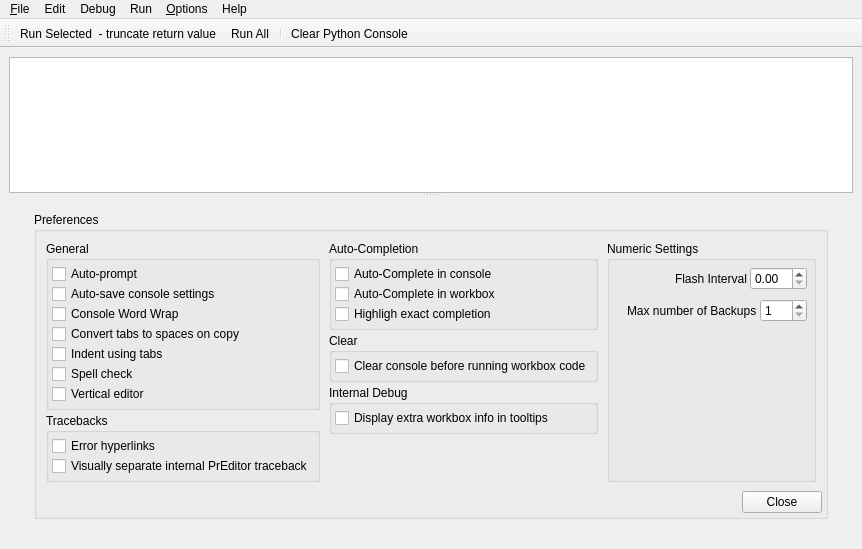
blurstudio/PrEditor, file preditor/gui/ui/loggerwindow.ui: the form before one commit.
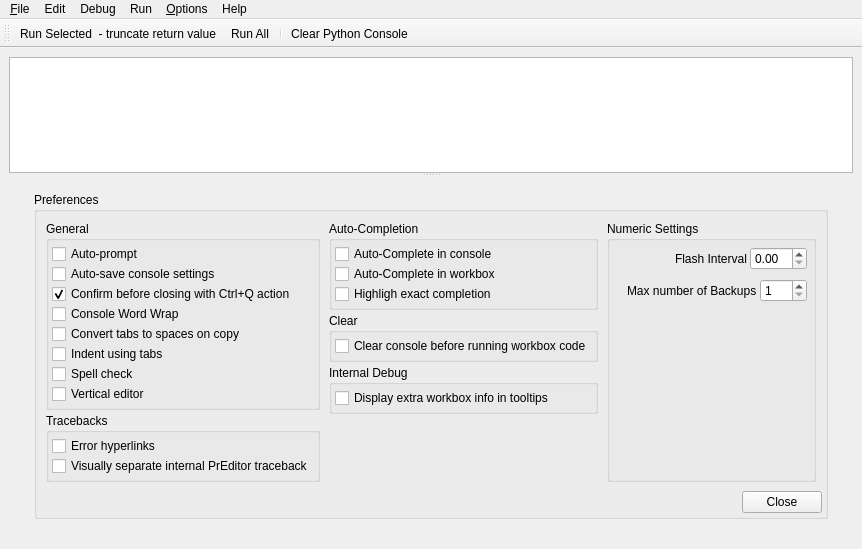
The form after the commit. Custom widgets are drawn as their Qt base class.

Commit message: Optionally confirm before closing with Ctrl+Q

The edit to the form file:
```diff
--- a/preditor/gui/ui/loggerwindow.ui
+++ b/preditor/gui/ui/loggerwindow.ui
@@ -258,6 +258,16 @@
                              </property>
                             </widget>
                            </item>
+                           <item>
+                            <widget class="QCheckBox" name="uiConfirmBeforeCloseCHK">
+                             <property name="text">
+                              <string>Confirm before closing with Ctrl+Q action</string>
+                             </property>
+                             <property name="checked">
+                              <bool>true</bool>
+                             </property>
+                            </widget>
+                           </item>
                            <item>
                             <widget class="QCheckBox" name="uiWordWrapCHK">
                              <property name="text">
```
The commit also changes 1 other file.
